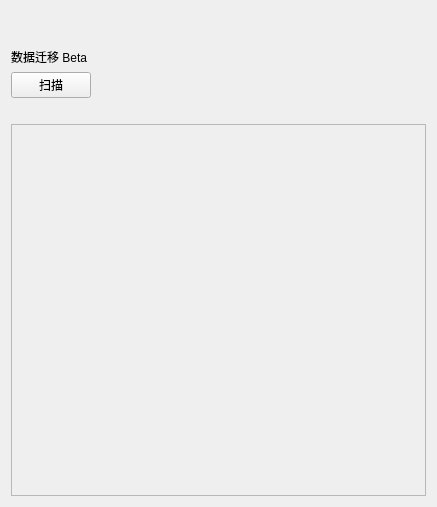
Above: WCMain/resource/ui/smh_ui.ui from darkmatter2048/WindowsCleaner before the change. Below: the same form after it.
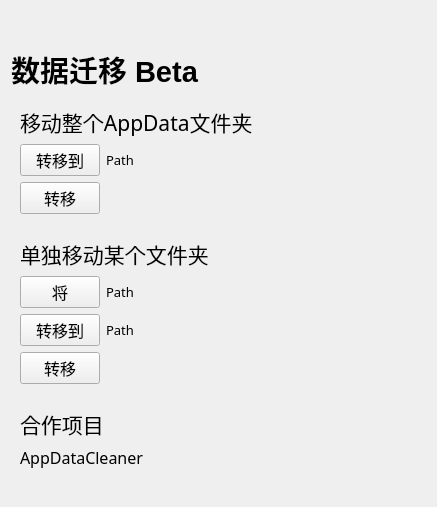
That is the form after the change. Custom widgets are drawn as their Qt base class.

```diff
--- a/WCMain/resource/ui/smh_ui.ui
+++ b/WCMain/resource/ui/smh_ui.ui
@@ -13,7 +13,7 @@
   <property name="windowTitle">
    <string>Form</string>
   </property>
-  <layout class="QVBoxLayout" name="verticalLayout">
+  <layout class="QVBoxLayout" name="verticalLayout_4">
    <item>
     <widget class="QLabel" name="label_2">
      <property name="minimumSize">
@@ -29,59 +29,325 @@
    </item>
    <item>
     <widget class="TitleLabel" name="label">
+     <property name="font">
+      <font>
+       <family>Microsoft YaHei UI</family>
+       <pointsize>22</pointsize>
+       <weight>75</weight>
+       <bold>true</bold>
+      </font>
+     </property>
      <property name="text">
       <string>数据迁移 Beta</string>
      </property>
     </widget>
    </item>
    <item>
-    <layout class="QHBoxLayout" name="horizontalLayout">
-     <item>
-      <widget class="PrimaryPushButton" name="pushButton">
-       <property name="text">
-        <string>扫描</string>
-       </property>
-      </widget>
-     </item>
-     <item>
-      <spacer name="horizontalSpacer">
-       <property name="orientation">
-        <enum>Qt::Horizontal</enum>
-       </property>
-       <property name="sizeHint" stdset="0">
-        <size>
-         <width>40</width>
-         <height>20</height>
-        </size>
-       </property>
-      </spacer>
-     </item>
-    </layout>
+    <widget class="CardWidget" name="widget" native="true">
+     <layout class="QVBoxLayout" name="verticalLayout">
+      <item>
+       <layout class="QHBoxLayout" name="horizontalLayout_3">
+        <item>
+         <widget class="SubtitleLabel" name="label_6">
+          <property name="font">
+           <font>
+            <family>Microsoft YaHei</family>
+            <pointsize>16</pointsize>
+           </font>
+          </property>
+          <property name="text">
+           <string>移动整个AppData文件夹</string>
+          </property>
+         </widget>
+        </item>
+        <item>
+         <spacer name="horizontalSpacer_2">
+          <property name="orientation">
+           <enum>Qt::Horizontal</enum>
+          </property>
+          <property name="sizeHint" stdset="0">
+           <size>
+            <width>40</width>
+            <height>20</height>
+           </size>
+          </property>
+         </spacer>
+        </item>
+       </layout>
+      </item>
+      <item>
+       <layout class="QHBoxLayout" name="horizontalLayout">
+        <item>
+         <widget class="PrimaryPushButton" name="pushButton">
+          <property name="font">
+           <font>
+            <family>Microsoft YaHei</family>
+            <pointsize>12</pointsize>
+           </font>
+          </property>
+          <property name="text">
+           <string>转移到</string>
+          </property>
+         </widget>
+        </item>
+        <item>
+         <widget class="BodyLabel" name="label_5">
+          <property name="font">
+           <font>
+            <family>Microsoft YaHei</family>
+            <pointsize>10</pointsize>
+           </font>
+          </property>
+          <property name="text">
+           <string>Path</string>
+          </property>
+         </widget>
+        </item>
+        <item>
+         <spacer name="horizontalSpacer_7">
+          <property name="orientation">
+           <enum>Qt::Horizontal</enum>
+          </property>
+          <property name="sizeHint" stdset="0">
+           <size>
+            <width>40</width>
+            <height>20</height>
+           </size>
+          </property>
+         </spacer>
+        </item>
+       </layout>
+      </item>
+      <item>
+       <layout class="QHBoxLayout" name="horizontalLayout_2">
+        <item>
+         <widget class="PrimaryPushButton" name="pushButton_2">
+          <property name="font">
+           <font>
+            <family>Microsoft YaHei</family>
+            <pointsize>12</pointsize>
+           </font>
+          </property>
+          <property name="text">
+           <string>转移</string>
+          </property>
+         </widget>
+        </item>
+        <item>
+         <spacer name="horizontalSpacer">
+          <property name="orientation">
+           <enum>Qt::Horizontal</enum>
+          </property>
+          <property name="sizeHint" stdset="0">
+           <size>
+            <width>40</width>
+            <height>20</height>
+           </size>
+          </property>
+         </spacer>
+        </item>
+       </layout>
+      </item>
+     </layout>
+    </widget>
    </item>
    <item>
-    <widget class="BodyLabel" name="label_3">
-     <property name="text">
-      <string/>
-     </property>
+    <widget class="CardWidget" name="widget_2" native="true">
+     <layout class="QVBoxLayout" name="verticalLayout_2">
+      <item>
+       <layout class="QHBoxLayout" name="horizontalLayout_4">
+        <item>
+         <widget class="SubtitleLabel" name="label_7">
+          <property name="font">
+           <font>
+            <family>Microsoft YaHei</family>
+            <pointsize>16</pointsize>
+           </font>
+          </property>
+          <property name="text">
+           <string>单独移动某个文件夹</string>
+          </property>
+         </widget>
+        </item>
+        <item>
+         <spacer name="horizontalSpacer_3">
+          <property name="orientation">
+           <enum>Qt::Horizontal</enum>
+          </property>
+          <property name="sizeHint" stdset="0">
+           <size>
+            <width>40</width>
+            <height>20</height>
+           </size>
+          </property>
+         </spacer>
+        </item>
+       </layout>
+      </item>
+      <item>
+       <layout class="QHBoxLayout" name="horizontalLayout_7">
+        <item>
+         <widget class="PrimaryPushButton" name="pushButton_5">
+          <property name="font">
+           <font>
+            <family>Microsoft YaHei</family>
+            <pointsize>12</pointsize>
+           </font>
+          </property>
+          <property name="text">
+           <string>将</string>
+          </property>
+         </widget>
+        </item>
+        <item>
+         <widget class="BodyLabel" name="label_9">
+          <property name="font">
+           <font>
+            <family>Microsoft YaHei</family>
+            <pointsize>10</pointsize>
+           </font>
+          </property>
+          <property name="text">
+           <string>Path</string>
+          </property>
+         </widget>
+        </item>
+        <item>
+         <spacer name="horizontalSpacer_6">
+          <property name="orientation">
+           <enum>Qt::Horizontal</enum>
+          </property>
+          <property name="sizeHint" stdset="0">
+           <size>
+            <width>40</width>
+            <height>20</height>
+           </size>
+          </property>
+         </spacer>
+        </item>
+       </layout>
+      </item>
+      <item>
+       <layout class="QHBoxLayout" name="horizontalLayout_5">
+        <item>
+         <widget class="PrimaryPushButton" name="pushButton_3">
+          <property name="font">
+           <font>
+            <family>Microsoft YaHei</family>
+            <pointsize>12</pointsize>
+           </font>
+          </property>
+          <property name="text">
+           <string>转移到</string>
+          </property>
+         </widget>
+        </item>
+        <item>
+         <widget class="BodyLabel" name="label_8">
+          <property name="font">
+           <font>
+            <family>Microsoft YaHei</family>
+            <pointsize>10</pointsize>
+           </font>
+          </property>
+          <property name="text">
+           <string>Path</string>
+          </property>
+         </widget>
+        </item>
+        <item>
+         <spacer name="horizontalSpacer_5">
+          <property name="orientation">
+           <enum>Qt::Horizontal</enum>
+          </property>
+          <property name="sizeHint" stdset="0">
+           <size>
+            <width>40</width>
+            <height>20</height>
+           </size>
+          </property>
+         </spacer>
+        </item>
+       </layout>
+      </item>
+      <item>
+       <layout class="QHBoxLayout" name="horizontalLayout_6">
+        <item>
+         <widget class="PrimaryPushButton" name="pushButton_4">
+          <property name="font">
+           <font>
+            <family>Microsoft YaHei</family>
+            <pointsize>12</pointsize>
+           </font>
+          </property>
+          <property name="text">
+           <string>转移</string>
+          </property>
+         </widget>
+        </item>
+        <item>
+         <spacer name="horizontalSpacer_4">
+          <property name="orientation">
+           <enum>Qt::Horizontal</enum>
+          </property>
+          <property name="sizeHint" stdset="0">
+           <size>
+            <width>40</width>
+            <height>20</height>
+           </size>
+          </property>
+         </spacer>
+        </item>
+       </layout>
+      </item>
+     </layout>
     </widget>
    </item>
    <item>
-    <widget class="ScrollArea" name="scrollArea">
-     <property name="widgetResizable">
-      <bool>true</bool>
-     </property>
-     <widget class="QWidget" name="scrollAreaWidgetContents">
-      <property name="geometry">
-       <rect>
-        <x>0</x>
-        <y>0</y>
-        <width>417</width>
-        <height>383</height>
-       </rect>
-      </property>
-     </widget>
+    <widget class="CardWidget" name="widget_3" native="true">
+     <layout class="QVBoxLayout" name="verticalLayout_3">
+      <item>
+       <widget class="SubtitleLabel" name="label_3">
+        <property name="font">
+         <font>
+          <family>Microsoft YaHei</family>
+          <pointsize>16</pointsize>
+         </font>
+        </property>
+        <property name="text">
+         <string>合作项目</string>
+        </property>
+       </widget>
+      </item>
+      <item>
+       <widget class="HyperlinkLabel" name="label_4">
+        <property name="font">
+         <font>
+          <family>Microsoft YaHei</family>
+          <pointsize>12</pointsize>
+         </font>
+        </property>
+        <property name="text">
+         <string>AppDataCleaner</string>
+        </property>
+       </widget>
+      </item>
+     </layout>
     </widget>
    </item>
+   <item>
+    <spacer name="verticalSpacer">
+     <property name="orientation">
+      <enum>Qt::Vertical</enum>
+     </property>
+     <property name="sizeHint" stdset="0">
+      <size>
+       <width>20</width>
+       <height>42</height>
+      </size>
+     </property>
+    </spacer>
+   </item>
   </layout>
  </widget>
  <customwidgets>
@@ -90,22 +356,32 @@
    <extends>QLabel</extends>
    <header>qfluentwidgets</header>
   </customwidget>
+  <customwidget>
+   <class>BodyLabel</class>
+   <extends>QLabel</extends>
+   <header>qfluentwidgets</header>
+  </customwidget>
+  <customwidget>
+   <class>CardWidget</class>
+   <extends>QWidget</extends>
+   <header>qfluentwidgets</header>
+   <container>1</container>
+  </customwidget>
+  <customwidget>
+   <class>SubtitleLabel</class>
+   <extends>QLabel</extends>
+   <header>qfluentwidgets</header>
+  </customwidget>
+  <customwidget>
+   <class>HyperlinkLabel</class>
+   <extends>QLabel</extends>
+   <header>qfluentwidgets</header>
+  </customwidget>
   <customwidget>
    <class>PrimaryPushButton</class>
    <extends>QPushButton</extends>
    <header>qfluentwidgets</header>
   </customwidget>
-  <customwidget>
-   <class>ScrollArea</class>
-   <extends>QScrollArea</extends>
-   <header>qfluentwidgets</header>
-   <container>1</container>
-  </customwidget>
-  <customwidget>
-   <class>BodyLabel</class>
-   <extends>QLabel</extends>
-   <header>qfluentwidgets</header>
-  </customwidget>
  </customwidgets>
  <resources/>
  <connections/>
```
